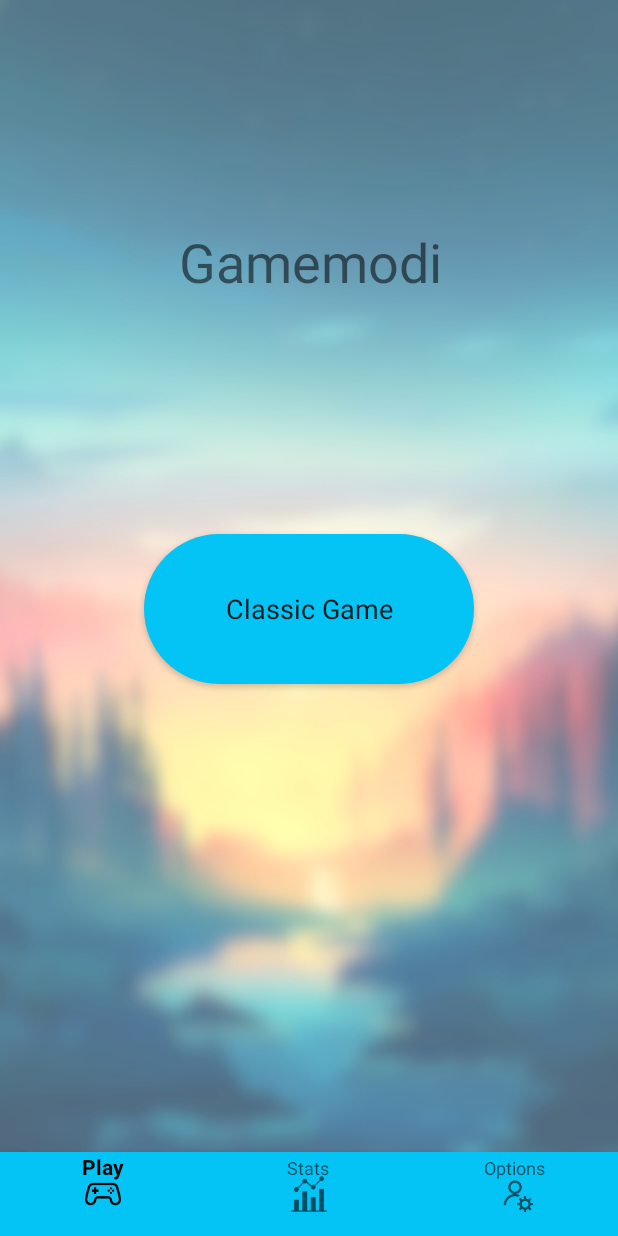
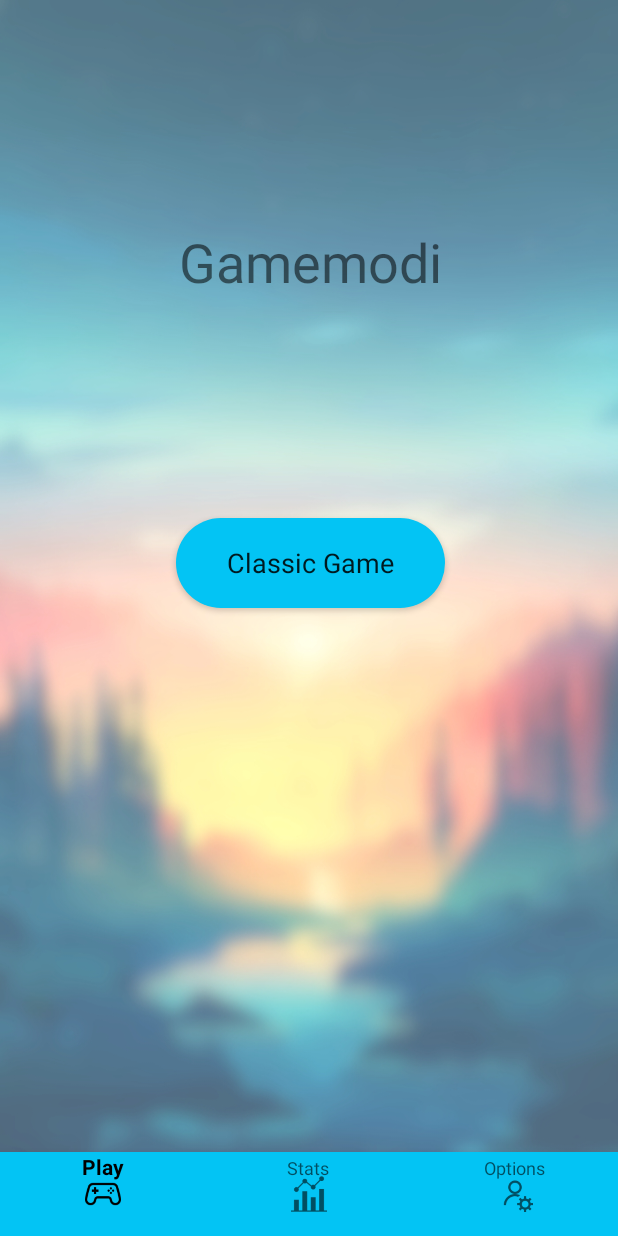
Before and after one commit to ac20vozo/MobileComputingPraktikum, an Android app: the frag_play screen opened directly, with no data from a screen before it, on a phone screen of 412 x 824 dp. Run offline under Robolectric (Android 15) with nearby library versions, the phone set to English and light mode, and no system bars; libraries missing offline, so code that uses them is left out: com.readystatesoftware.sqliteasset; Roboto replaces fonts that are not available here; 8 statements that could not run were skipped.

Commit message:
just update my version

```diff
--- a/app/src/main/res/layout/frag_play.xml
+++ b/app/src/main/res/layout/frag_play.xml
@@ -7,8 +7,8 @@
 
     <Button
         android:id="@+id/play_classicGame"
-        android:layout_width="220dp"
-        android:layout_height="100dp"
+        android:layout_width="179dp"
+        android:layout_height="60dp"
         android:background="@drawable/runde_button"
         android:fontFamily="@font/amarante"
         android:text="@string/play_classicGame"
@@ -16,10 +16,9 @@
         android:textSize="18sp"
         app:layout_constraintBottom_toBottomOf="parent"
         app:layout_constraintEnd_toEndOf="parent"
-        app:layout_constraintHorizontal_bias="0.496"
         app:layout_constraintStart_toStartOf="parent"
         app:layout_constraintTop_toBottomOf="@+id/play_title"
-        app:layout_constraintVertical_bias="0.361" />
+        app:layout_constraintVertical_bias="0.301" />
 
     <TextView
         android:id="@+id/play_title"
@@ -42,9 +41,9 @@
         android:layout_height="133dp"
         app:layout_constraintBottom_toBottomOf="@id/play_classicGame"
         app:layout_constraintEnd_toEndOf="@id/play_classicGame"
-        app:layout_constraintHorizontal_bias="0.692"
+        app:layout_constraintHorizontal_bias="0.756"
         app:layout_constraintStart_toStartOf="@id/play_title"
         app:layout_constraintTop_toBottomOf="parent"
-        app:layout_constraintVertical_bias="0.359" />
+        app:layout_constraintVertical_bias="0.306" />
 
 </androidx.constraintlayout.widget.ConstraintLayout>
--- a/app/src/main/res/values/strings.xml
+++ b/app/src/main/res/values/strings.xml
@@ -22,6 +22,8 @@
     <string name="options_input">New username:</string>
     <string name="options_submit">Submit</string>
     <string name="play_classicGame">Classic Game</string>
+    <string name="play_justPics">Picture Game</string>
+    <string name="play_justText">Question Game</string>
     <string name="stats_playedGames">Played Games:</string>
     <string name="stats_average">Average distance \n to target:</string>
     <string name="stats_highscore">Points:</string>
```
